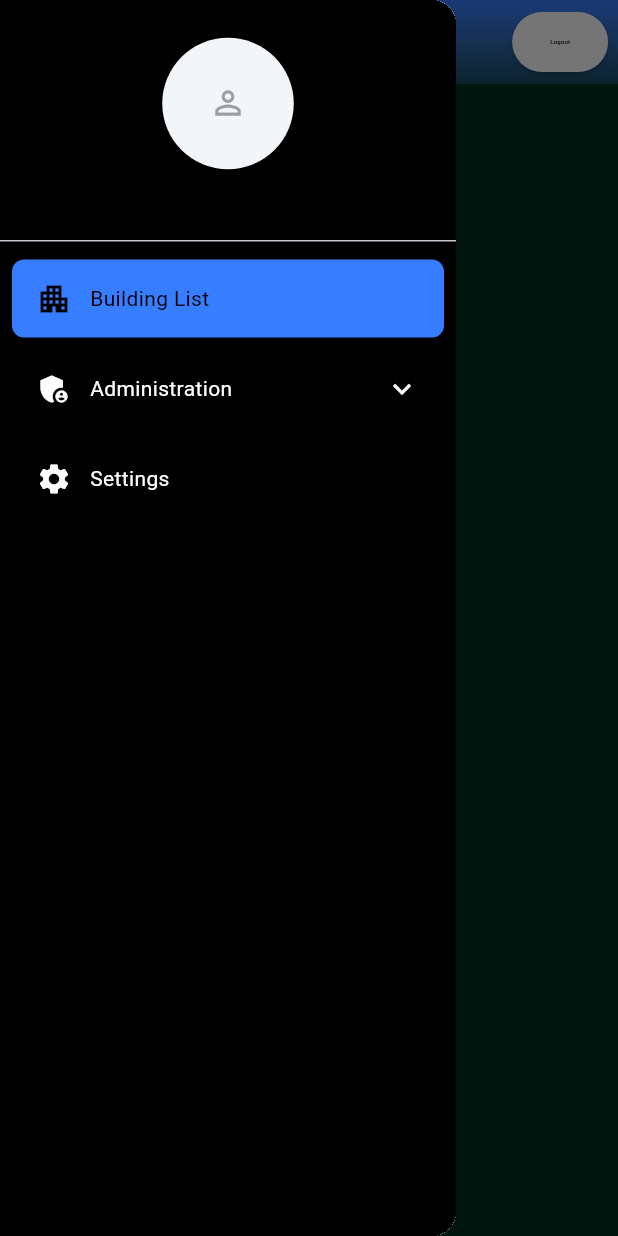
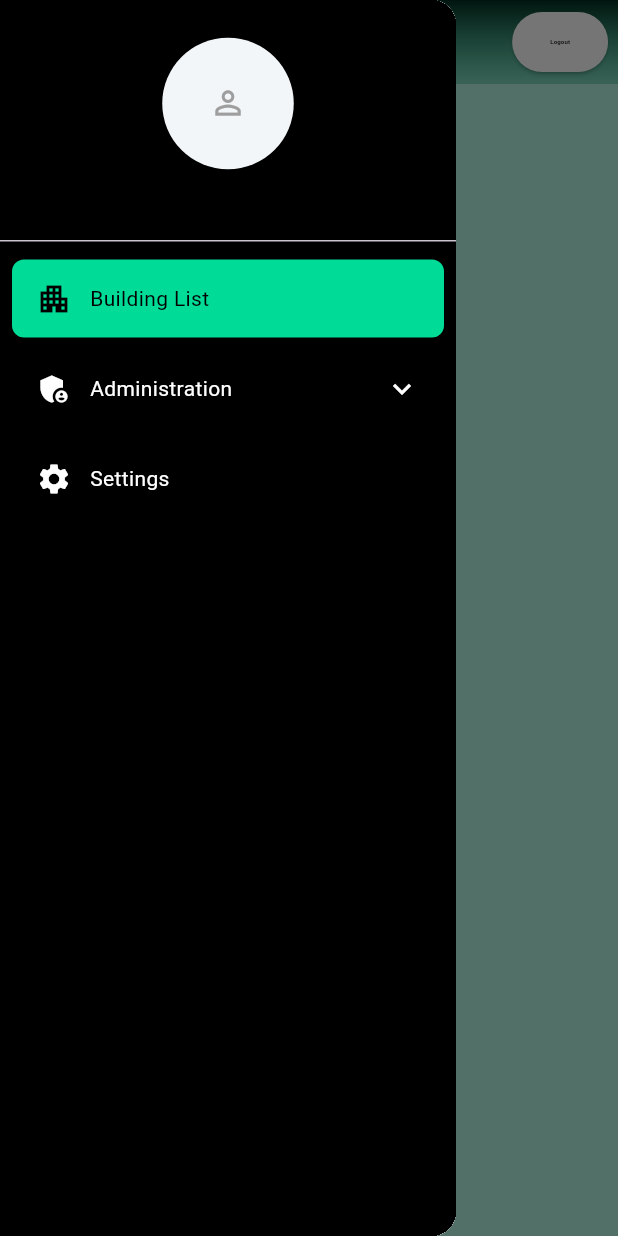
Before and after one commit to Raghul2311/zedbee_bms, a Flutter app: the BuildingList screen opened directly with empty values, with the side drawer open, on a phone screen of 412 x 824 dp. Run offline on Flutter 3.47's test engine with Material 3 defaults, Android fonts, the phone set to English and light mode, and no system bars; our stand-ins replace bloc, connectivity_plus, equatable, flutter_bloc, flutter_screenutil, flutter_secure_storage and 2 more; missing offline and left inert: mobile_scanner; accounts and stored records are empty; Roboto replaces fonts that are missing (Poppins).

Commit message:
light dark blue

```diff
--- a/lib/main.dart
+++ b/lib/main.dart
@@ -1,4 +1,3 @@
-
 import 'package:flutter/services.dart';
 import 'package:flutter_screenutil/flutter_screenutil.dart';
 import 'package:zedbee_bms/bloc_folder/bloc/building_bloc/building_bloc.dart';
--- a/lib/pages_folder/screens/building_list.dart
+++ b/lib/pages_folder/screens/building_list.dart
@@ -1,4 +1,3 @@
-
 import 'package:flutter/material.dart';
 import 'package:flutter_bloc/flutter_bloc.dart';
 import 'package:flutter_screenutil/flutter_screenutil.dart';
@@ -89,7 +88,7 @@ class _BuildingListState extends State<BuildingList> {
           );
         },
       ),
-      backgroundColor: AppColors.darkgreen,
+      backgroundColor: Theme.of(context).primaryColor.withOpacity(0.3),
       body: BlocBuilder<BuildingBloc, BuildingState>(
         builder: (context, buildingState) {
           if (buildingState is BuildingLoading) {
@@ -134,7 +133,7 @@ class _BuildingListState extends State<BuildingList> {
             height: screenHeight,
             width: screenWidth,
             decoration: BoxDecoration(
-              color: AppColors.darkgreen,
+              color: Theme.of(context).primaryColor.withOpacity(0.1),
               backgroundBlendMode: BlendMode.colorDodge,
               image: DecorationImage(
                 image: AssetImage("assets/background.png"),
@@ -189,7 +188,7 @@ class _BuildingListState extends State<BuildingList> {
                           style: TextStyle(
                             fontSize: 10.sp,
                             decorationStyle: TextDecorationStyle.solid,
-                            color: AppColors.green,
+                            color: Theme.of(context).primaryColor,
                             fontWeight: FontWeight.w600,
                           ),
                         ),
@@ -210,33 +209,50 @@ class _BuildingListState extends State<BuildingList> {
                             Container(
                               padding: EdgeInsets.symmetric(horizontal: 5.w),
                               decoration: BoxDecoration(
-                                color: AppColors.darkgreen.withOpacity(0.5),
+                                color: AppColors.textColor2(context),
                                 borderRadius: BorderRadius.circular(10.r),
-                                border: Border.all(color: AppColors.lightgreen),
+                                border: Border.all(
+                                  color: Theme.of(context).primaryColor,
+                                  width: 1.5,
+                                ),
                               ),
                               child: DropdownButtonHideUnderline(
                                 child: DropdownButton<String>(
                                   value: selectedSort,
                                   icon: ImageIcon(
                                     const AssetImage("assets/sort.png"),
-                                    color: AppColors.textColor2(context),
+                                    color: AppColors.textColor1(context),
                                     size: 15,
                                   ),
-                                  dropdownColor: AppColors.darkgreen,
+                                  dropdownColor: Theme.of(
+                                    context,
+                                  ).scaffoldBackgroundColor,
                                   style: TextStyle(
                                     fontSize: 5.sp,
                                     color: AppColors.textColor2(context),
                                     fontWeight: FontWeight.w400,
                                   ),
 
-                                  items: const [
+                                  items: [
                                     DropdownMenuItem(
                                       value: "Sort",
-                                      child: Text("Sort"),
+                                      child: Text(
+                                        "Sort",
+                                        style: TextStyle(
+                                          color: Theme.of(context).primaryColor,
+                                          fontWeight: FontWeight.w500,
+                                        ),
+                                      ),
                                     ),
                                     DropdownMenuItem(
                                       value: "Name",
-                                      child: Text("Name"),
+                                      child: Text(
+                                        "Name",
+                                        style: TextStyle(
+                                          color: Theme.of(context).primaryColor,
+                                          fontWeight: FontWeight.w500,
+                                        ),
+                                      ),
                                     ),
                                   ],
 
@@ -283,7 +299,7 @@ class _BuildingListState extends State<BuildingList> {
                                       color: AppColors.textColor2(context),
                                       borderRadius: BorderRadius.circular(20.r),
                                       border: Border.all(
-                                        color: AppColors.lightgreen,
+                                        color: Theme.of(context).primaryColor,
                                         width: 3,
                                       ),
                                     ),
@@ -299,8 +315,10 @@ class _BuildingListState extends State<BuildingList> {
                                               begin: Alignment.topLeft,
                                               end: Alignment.topRight,
                                               colors: [
-                                                Color(0xff009163),
-                                                Colors.teal,
+                                                Theme.of(context).primaryColor,
+                                                Theme.of(
+                                                  context,
+                                                ).primaryColorLight,
                                               ],
                                             ),
                                             borderRadius: BorderRadius.vertical(
@@ -334,7 +352,9 @@ class _BuildingListState extends State<BuildingList> {
                                               style: TextStyle(
                                                 fontSize: 5.sp,
                                                 fontWeight: FontWeight.w600,
-                                                color: AppColors.green,
+                                                color: Theme.of(
+                                                  context,
+                                                ).primaryColor,
                                               ),
                                             ),
 
@@ -355,7 +375,7 @@ class _BuildingListState extends State<BuildingList> {
                                               child: ElevatedButton(
                                                 style: ElevatedButton.styleFrom(
                                                   backgroundColor:
-                                                      AppColors.green,
+                                                    Theme.of(context).primaryColor,
                                                   shape: RoundedRectangleBorder(
                                                     borderRadius:
                                                         BorderRadius.circular(
--- a/lib/utils/app_themes.dart
+++ b/lib/utils/app_themes.dart
@@ -1,28 +1,17 @@
 import 'package:flutter/material.dart';
 import 'package:zedbee_bms/utils/app_colors.dart';
 
-enum AppTheme { system, light, dark, orange, green, violet, yellow }
+enum AppTheme { light, dark, blue, orange, green, violet, yellow }
 
 final appThemeData = {
-  AppTheme.system: ThemeData(
-    useMaterial3: true,
-    brightness: Brightness.light,
-    primaryColor: AppColors.lightgreen,
-    primaryColorDark: AppColors.green,
-    fontFamily: "Poppins",
-    cardColor: AppColors.green,
-    // cardColor: Color(0xff648995),
-    scaffoldBackgroundColor: Colors.white,
-    appBarTheme: const AppBarTheme(
-      foregroundColor: Colors.black, // text/icons
-    ),
-  ),
   AppTheme.light: ThemeData(
     useMaterial3: true,
     brightness: Brightness.light,
-    primaryColor: AppColors.darkBlue,
-    primaryColorLight: AppColors.bgcolor,
+    primaryColor: AppColors.green,
+    primaryColorLight: AppColors.green,
     fontFamily: "Poppins",
+    cardColor: Colors.white.withOpacity(0.3),
+    // cardColor: Color(0xff648995),
     scaffoldBackgroundColor: Colors.white,
     appBarTheme: const AppBarTheme(
       foregroundColor: Colors.black, // text/icons
@@ -32,12 +21,37 @@ final appThemeData = {
   AppTheme.dark: ThemeData(
     useMaterial3: true,
     brightness: Brightness.dark,
-    primaryColor: AppColors.darkBlue,
-    primaryColorLight: AppColors.darkBlue,
+    primaryColor: AppColors.green,
+    cardColor: Color(0xff001F0C),
+    primaryColorDark: AppColors.darkbacground,
     fontFamily: "Poppins",
-    scaffoldBackgroundColor: Colors.black,
+    scaffoldBackgroundColor: AppColors.darkgreen,
     appBarTheme: const AppBarTheme(
       foregroundColor: Colors.white, // appbar icons/title
+    ),
+  ),
+
+  // AppTheme.light: ThemeData(
+  //   useMaterial3: true,
+  //   brightness: Brightness.light,
+  //   primaryColor: AppColors.darkgreen,
+  //   primaryColorLight: AppColors.darkgreen,
+  //   fontFamily: "Poppins",
+  //   scaffoldBackgroundColor: Colors.white,
+  //   appBarTheme: const AppBarTheme(
+  //     foregroundColor: Colors.black, // text/icons
+  //   ),
+  // ),
+  AppTheme.blue: ThemeData(
+    useMaterial3: true,
+    brightness: Brightness.light,
+    primaryColor: AppColors.darkBlue,
+    primaryColorLight: AppColors.lightBlue,
+    cardColor: Colors.white.withOpacity(0.3),
+    fontFamily: "Poppins",
+    scaffoldBackgroundColor: Colors.white,
+    appBarTheme: const AppBarTheme(
+      foregroundColor: Colors.black, // text/icons
     ),
   ),
 
@@ -82,12 +96,14 @@ final appThemeData = {
 };
 Color themePreviewColor(AppTheme theme) {
   switch (theme) {
-    case AppTheme.system:
+    case AppTheme.light:
       return AppColors.lightgreen;
-    case AppTheme.light:
+    // case AppTheme.light:
+    //   return AppColors.darkBlue;
+    case AppTheme.dark:
+      return AppColors.darkgreen;
+    case AppTheme.blue:
       return AppColors.darkBlue;
-    case AppTheme.dark:
-      return AppColors.bgcolor;
     case AppTheme.orange:
       return AppColors.orange;
     case AppTheme.green:
--- a/lib/utils/appbar_gradient.dart
+++ b/lib/utils/appbar_gradient.dart
@@ -4,14 +4,14 @@ import 'package:zedbee_bms/utils/app_themes.dart';
 
 List<Color> getThemeGradient(AppTheme theme) {
   switch (theme) {
-    case AppTheme.system:
+    case AppTheme.light:
       return [AppColors.darkgreen, AppColors.lightgreen.withOpacity(0.3)];
-    case AppTheme.light:
+    // case AppTheme.light:
+    //   return [Colors.green, AppColors.green.withOpacity(0.3)];
+    case AppTheme.blue:
       return [AppColors.darkBlue, AppColors.lightBlue.withOpacity(0.3)];
-
     case AppTheme.dark:
-      return [AppColors.bgcolor, Colors.black12];
-
+      return [AppColors.green, AppColors.lightgreen.withOpacity(0.3)];
     case AppTheme.orange:
       return [AppColors.orange, Colors.deepOrange.withOpacity(0.3)];
 
--- a/lib/widgets_folder/widgets/appbar.dart
+++ b/lib/widgets_folder/widgets/appbar.dart
@@ -103,7 +103,7 @@ class DynamicAppbar extends StatelessWidget implements PreferredSizeWidget {
                 if (showLoginButton)
                   ElevatedButton(
                     style: ElevatedButton.styleFrom(
-                      backgroundColor: Colors.white,
+                      backgroundColor: AppColors.textColor2(context),
                       padding: EdgeInsets.symmetric(horizontal: 8.w),
                       shape: RoundedRectangleBorder(
                         borderRadius: BorderRadius.circular(30.r),
```
Also changed, not shown: lib/pages_folder/screens/device_monitor.dart (+30 -16 lines), lib/pages_folder/screens/floor_list.dart (+27 -14 lines), lib/pages_folder/screens/location_list.dart (+19 -18 lines), lib/utils/helper_function/format_dynamicvalue.dart (+8 -8 lines), lib/widgets_folder/widgets/equ_roomdropdown.dart (+4 -4 lines), lib/widgets_folder/widgets/loaction_dropdown.dart (+6 -13 lines).
